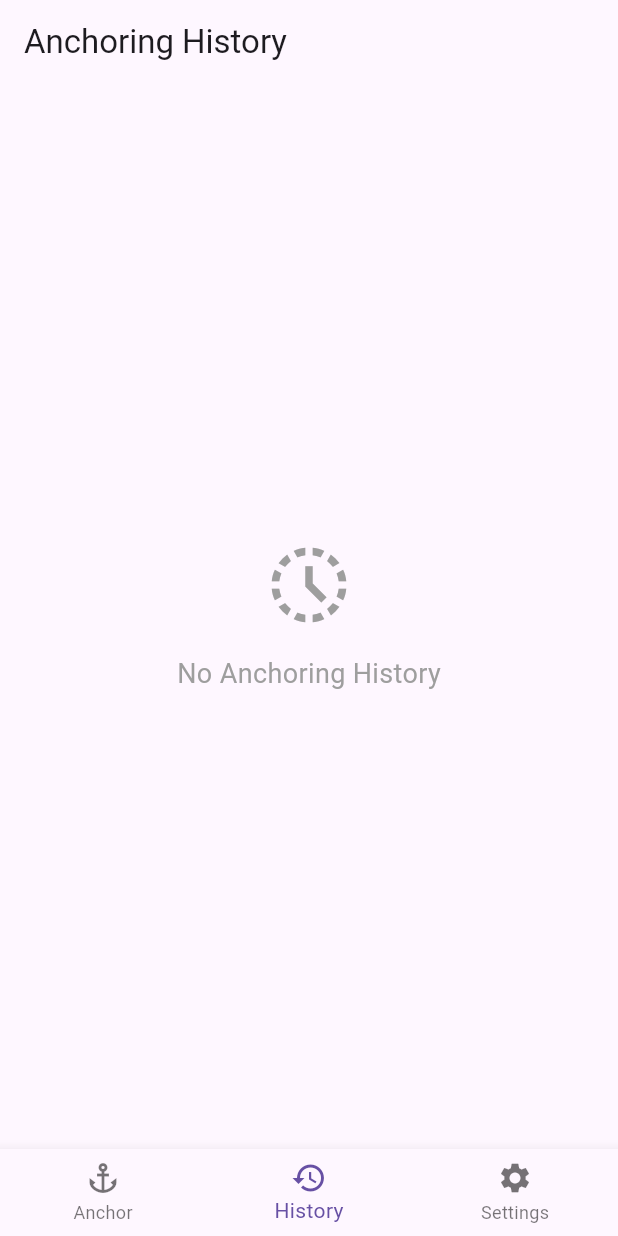
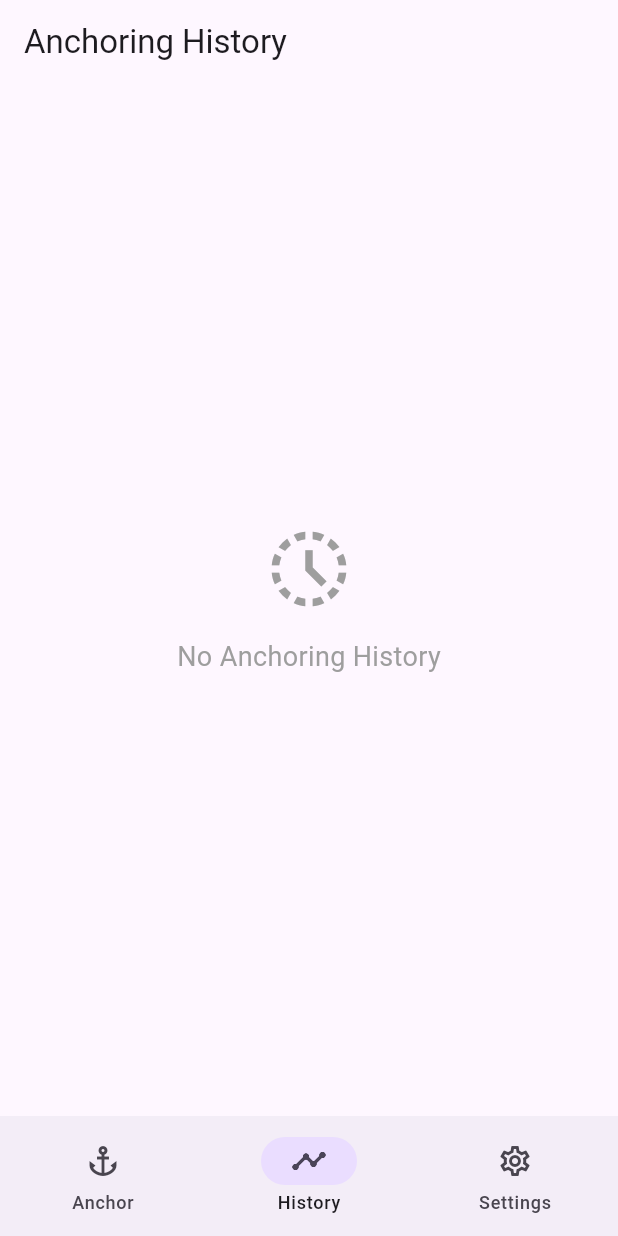
Before and after one commit to J-shw/W-Anchor, a Flutter app: the screen it shows after launch, item 2 of the bottom bar chosen, on a phone screen of 412 x 824 dp. Run offline on Flutter 3.47's test engine with Material 3 defaults, Android fonts, the light colour scheme and no system bars; our stand-ins replace geolocator, google_maps_flutter, shared_preferences, sqflite; accounts and stored records are empty.

Commit message:
Moved nav bar to its own widget

```diff
--- a/app/lib/screens/main_screen.dart
+++ b/app/lib/screens/main_screen.dart
@@ -4,6 +4,7 @@ import 'package:w_anchor/providers/anchor_provider.dart';
 import 'package:w_anchor/screens/anchor_screen.dart';
 import 'package:w_anchor/screens/history_screen.dart';
 import 'package:w_anchor/screens/settings_screen.dart';
+import 'package:w_anchor/widgets/main_navigation_bar.dart';
 
 class MainScreen extends StatefulWidget {
   const MainScreen({super.key});
@@ -90,23 +91,9 @@ class _MainScreenState extends State<MainScreen> {
       body: _pages[_selectedIndex],
       floatingActionButton: _buildFab(context),
       floatingActionButtonLocation: FloatingActionButtonLocation.centerFloat,
-      bottomNavigationBar: BottomNavigationBar(
-        items: const <BottomNavigationBarItem>[
-          BottomNavigationBarItem(
-            icon: Icon(Icons.anchor),
-            label: 'Anchor',
-          ),
-          BottomNavigationBarItem(
-            icon: Icon(Icons.history),
-            label: 'History',
-          ),
-          BottomNavigationBarItem(
-            icon: Icon(Icons.settings),
-            label: 'Settings',
-          ),
-        ],
-        currentIndex: _selectedIndex,
-        onTap: _onItemTapped,
+      bottomNavigationBar: MainNavigationBar(
+        selectedIndex: _selectedIndex,
+        onDestinationSelected: _onItemTapped,
       ),
     );
   }
```
